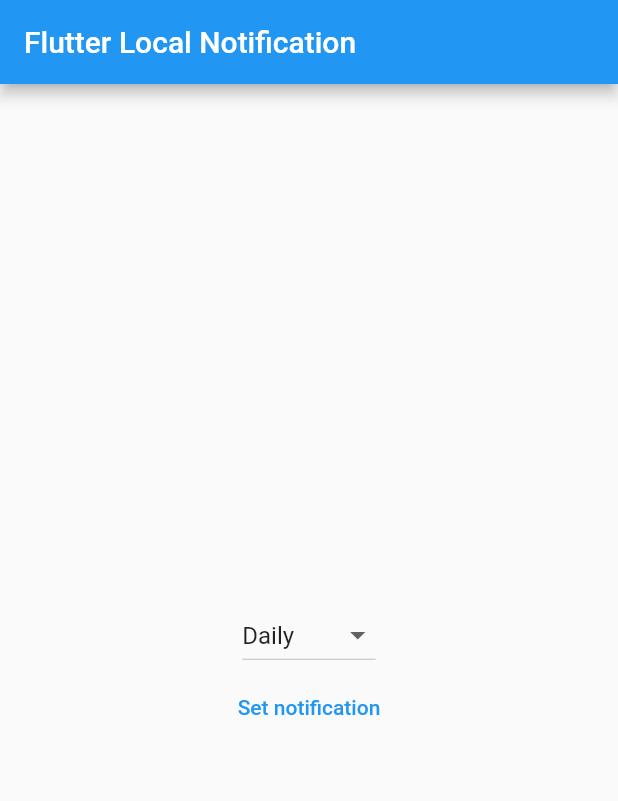
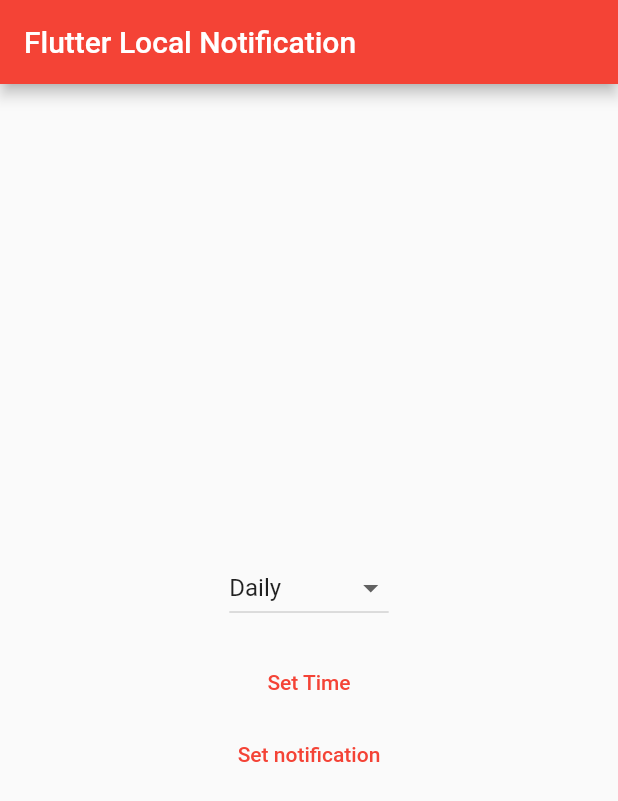
Before and after one commit to Pranav2918/LocalNotification, a Flutter app: the screen it shows after launch, after a tap on "Set notification", on a phone screen of 412 x 824 dp. Shown: the top 801 px of the screen. Run offline on Flutter 3.47's test engine with Material 2 defaults, Android fonts, the phone set to English and light mode, and no system bars; our stand-ins replace flutter_local_notifications.

Commit message:
Dynamic Time Added

```diff
--- a/lib/main.dart
+++ b/lib/main.dart
@@ -10,9 +10,8 @@ class MyApp extends StatelessWidget {
   Widget build(BuildContext context) {
     return MaterialApp(
       title: 'Flutter Demo',
-      theme: ThemeData(
-        primarySwatch: Colors.blue,
-      ),
+      theme:
+          ThemeData(primarySwatch: Colors.red, accentColor: Colors.redAccent),
       home: LocalNotification(),
     );
   }
--- a/lib/notification.dart
+++ b/lib/notification.dart
@@ -10,9 +10,16 @@ class _LocalNotificationState extends State<LocalNotification> {
   late FlutterLocalNotificationsPlugin flutterNotification;
   String value = "Daily";
 
-  var items = ["Daily", "2x/Day", "3x/Day", "4x/Day", '48 Hours'];
+  var items = ["Daily", "2x/Day", "3x/Day", "4x/Day", '48 seconds'];
 
-  var time = Time(20, 00, 00);
+  Time time = Time();
+
+  //TimePicker...
+
+  TimeOfDay _time = TimeOfDay.now();
+  Future<void> selectTime(BuildContext context) async {
+    _time = (await showTimePicker(context: context, initialTime: _time))!;
+  }
 
   @override
   void initState() {
@@ -41,54 +48,63 @@ class _LocalNotificationState extends State<LocalNotification> {
 
     flutterNotification.show(
         0, "Main Notification", "Completing Tasks", generalNotificationDetails);
+
     //Daily...
     if (value == 'Daily') {
       print(value);
       flutterNotification.showDailyAtTime(1, 'Daily Notification',
           'This is Daily Notification', time, generalNotificationDetails);
     }
+
     //2x...
     else if (value == '2x/Day') {
       print(value);
-      var scheduleTime = DateTime.now().add(Duration(hours: 12));
+      var sT = DateTime.now();
+      var a = DateTime(sT.year, sT.month, sT.day, _time.hour, _time.minute);
       flutterNotification.schedule(
           1,
-          'Every 12 hours',
-          'This is every 12 hours notification',
-          scheduleTime,
+          'Notification Set',
+          'Notification set to: ${a.hour}:${a.minute}',
+          a,
           generalNotificationDetails);
     }
+
     //3x...
     else if (value == '3x/Day') {
       print(value);
-      var scheduleTime = DateTime.now().add(Duration(hours: 6));
+      var sT = DateTime.now();
+      var a = DateTime(sT.year, sT.month, sT.day, _time.hour, _time.minute);
       flutterNotification.schedule(
           2,
-          'Every 6 hours',
-          'This is every 6 hours notification',
-          scheduleTime,
+          'Notification Set',
+          'Notification set to: ${a.hour}:${a.minute}',
+          a,
           generalNotificationDetails);
     }
+
     //4x...
     else if (value == '4x/Day') {
       print(value);
-      var scheduleTime = DateTime.now().add(Duration(hours: 4));
+      var sT = DateTime.now();
+      var a = DateTime(sT.year, sT.month, sT.day, _time.hour, _time.minute);
       flutterNotification.schedule(
           3,
-          'Every 4 hours',
-          'This is every 4 hours notification',
-          scheduleTime,
+          'Notification Set',
+          'Notification set to: ${a.hour}:${a.minute}',
+          a,
           generalNotificationDetails);
     }
+
     //48 Hours...
     else if (value == '48 Hours') {
       print(value);
-      var scheduleTime = DateTime.now().add(Duration(hours: 48));
+      var sT = DateTime.now();
+      var a = DateTime(sT.year, sT.month, sT.day, _time.hour, _time.minute);
       flutterNotification.schedule(
           4,
-          'Every 48 Hours',
-          'This is every 48 Hours notification',
-          scheduleTime,
+          'Notification Set',
+          'Notification set to: ${a.hour}:${a.minute}',
+          a,
           generalNotificationDetails);
     }
   }
@@ -115,6 +131,11 @@ class _LocalNotificationState extends State<LocalNotification> {
                 });
               },
             ),
+            SizedBox(height: 15),
+            TextButton(
+              child: Text('Set Time'),
+              onPressed: () => selectTime(context),
+            ),
             TextButton(
               child: Text('Set notification'),
               onPressed: _showNotification,
```
